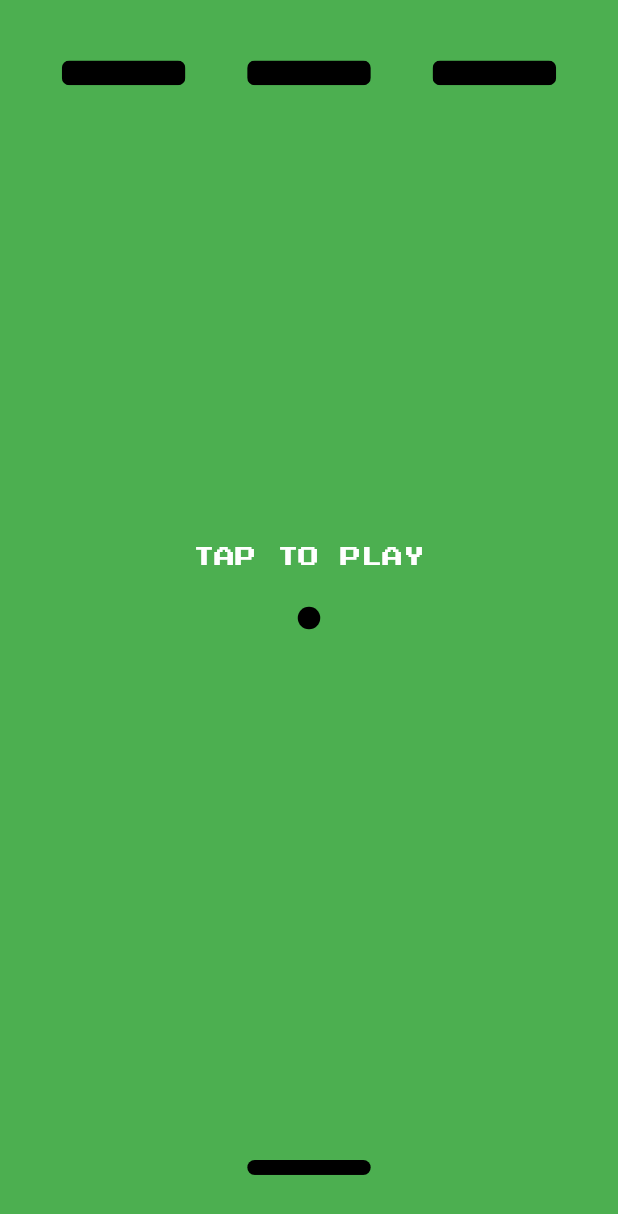
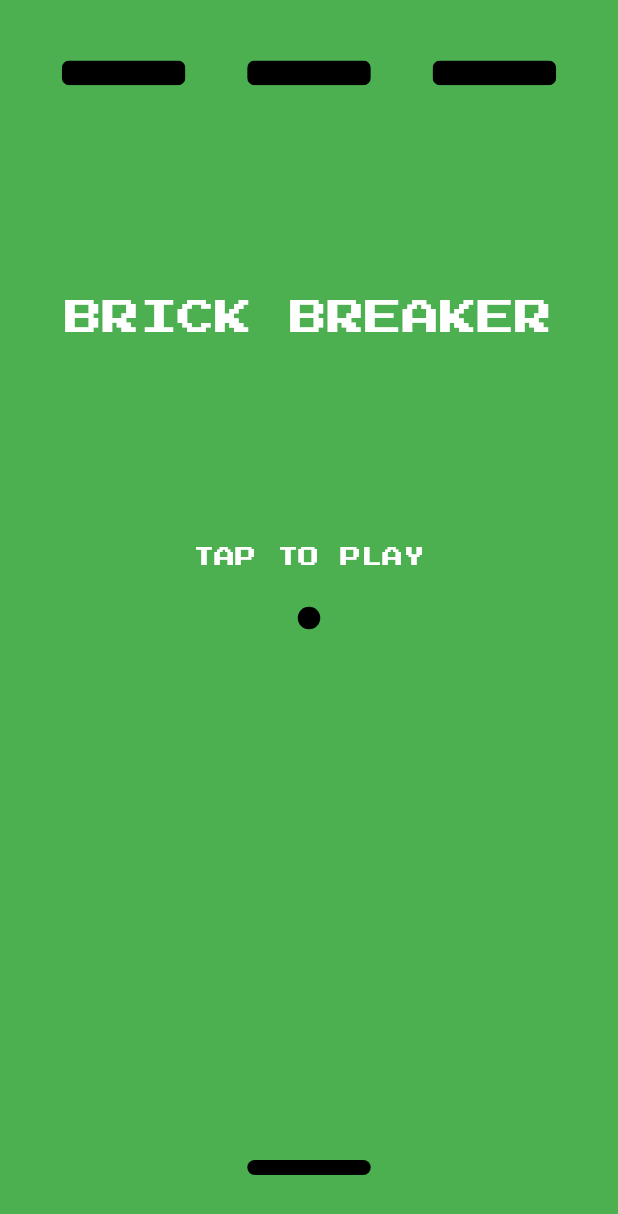
Before and after one commit to exu-s/brickbreaker, a Flutter app: the screen it shows after launch, on a phone screen of 412 x 824 dp. Shown: the top 1214 px of the screen. Run offline on Flutter 3.47's test engine with Material 2 defaults, Android fonts, the phone set to English and light mode, and no system bars; our stand-ins replace google_fonts.

Commit message:
coverscreen done

```diff
--- a/lib/coverscreen.dart
+++ b/lib/coverscreen.dart
@@ -4,21 +4,43 @@ import 'package:google_fonts/google_fonts.dart';
 
 class CoverScreen extends StatelessWidget {
   final bool hasGameStarted;
+  final bool isGameOver;
 
-  const CoverScreen({Key? key, required this.hasGameStarted}) : super(key: key);
+  const CoverScreen(
+      {Key? key, required this.hasGameStarted, required this.isGameOver})
+      : super(key: key);
 
   @override
   Widget build(BuildContext context) {
     return hasGameStarted
-        ? Container()
-        : Container(
-            alignment: Alignment(0, -0.1),
+        ? Container(
+            alignment: Alignment(0, -0.5),
             child: Text(
-              'TAP TO PLAY',
+              isGameOver ? '' : 'BRICK BREAKER BY PWOFESOR',
               style: GoogleFonts.pressStart2p(
-                color: Colors.white,
+                  color: Colors.greenAccent, fontSize: 10),
+            ),
+          )
+        : Stack(
+            children: [
+              Container(
+                alignment: Alignment(0, -0.5),
+                child: Text(
+                  'BRICK BREAKER',
+                  style: GoogleFonts.pressStart2p(
+                      color: Colors.white, fontSize: 25),
+                ),
               ),
-            ),
+              Container(
+                alignment: Alignment(0, -0.1),
+                child: Text(
+                  'TAP TO PLAY',
+                  style: GoogleFonts.pressStart2p(
+                    color: Colors.white,
+                  ),
+                ),
+              ),
+            ],
           );
   }
 }
--- a/lib/home_page.dart
+++ b/lib/home_page.dart
@@ -237,7 +237,10 @@ class _HomePageState extends State<HomePage> {
             child: Stack(
               children: [
                 // tap to play
-                CoverScreen(hasGameStarted: hasGameStarted),
+                CoverScreen(
+                  hasGameStarted: hasGameStarted,
+                  isGameOver: isGameOver,
+                ),
 
                 // game over screen
                 GameOverScreen(
```
